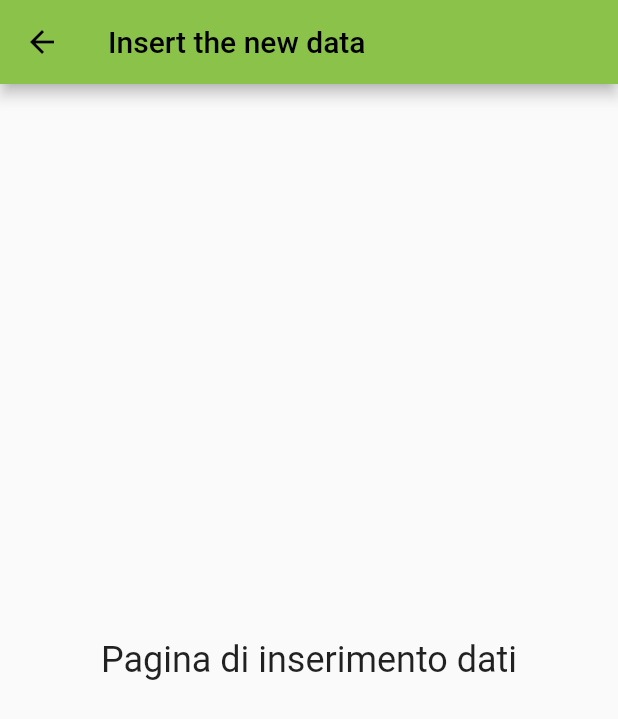
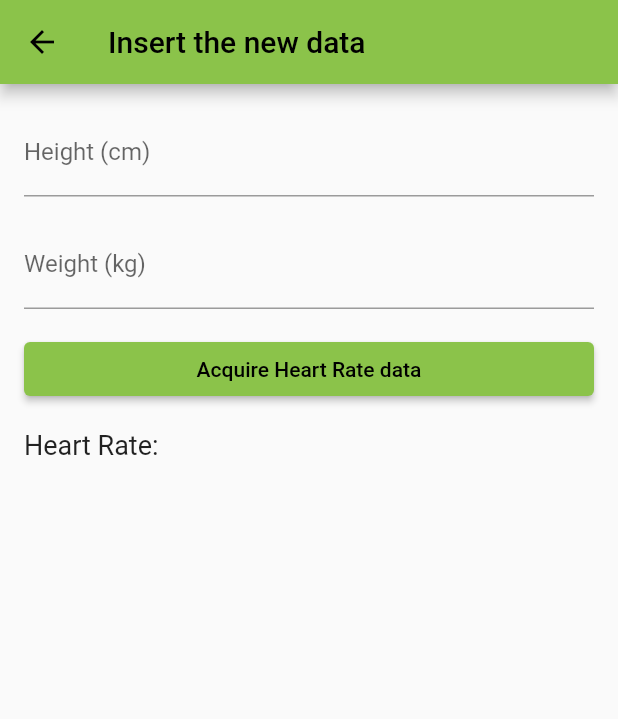
Before and after one commit to saraguida/grow_well, a Flutter app: the NewDataPage screen opened directly, on a phone screen of 412 x 824 dp. Shown: the top 719 px of the screen. Run offline on Flutter 3.47's test engine with Material 2 defaults, Android fonts, the phone set to English and light mode, and no system bars.

Commit message:
[branch_S] Bozza pagina di inserimento nuovi dati

```diff
--- a/grow_well/lib/screens/NewData.dart
+++ b/grow_well/lib/screens/NewData.dart
@@ -1,18 +1,76 @@
 import 'package:flutter/material.dart';
 
-class NewDataPage extends StatelessWidget {
+class NewDataPage extends StatefulWidget {
   const NewDataPage({super.key});
 
+  @override
+  State<NewDataPage> createState() => _NewDataPageState();
+}
+
+class _NewDataPageState extends State<NewDataPage> {
+  TextEditingController _heightController = TextEditingController();
+  TextEditingController _weightController = TextEditingController();
+
+  double _heightValue=0.0;
+  double _weightValue=0.0;
+  String _heartRate = '';
+
+  void _acquireHeartRate() {
+
+    setState(() {
+      _heartRate = 'Acquired heart rate';
+    });
+  }
+
+  @override
+  void dispose() {
+    _heightController.dispose();
+    _weightController.dispose();
+    super.dispose();
+  }
   @override
   Widget build(BuildContext context) {
     return Scaffold(
       appBar: AppBar(
         title: Text('Insert the new data'),
       ),
-      body: const Center(
-        child: Text(
-          'Pagina di inserimento dati',
-          style: TextStyle(fontSize: 24),
+      body: Padding(
+        padding: EdgeInsets.all(16.0),
+        child: Column(
+          crossAxisAlignment: CrossAxisAlignment.stretch,
+          children: [
+              TextFormField(
+                controller: _heightController,
+                keyboardType: TextInputType.number,
+                decoration: InputDecoration(labelText: 'Height (cm)'),
+                onChanged: (value) {
+                  setState(() {
+                    _heightValue = double.tryParse(value) ?? 0.0;
+                  });
+                },
+              ),
+              SizedBox(height: 16.0),
+              TextFormField(
+                controller: _weightController,
+                keyboardType: TextInputType.number,
+                decoration: InputDecoration(labelText: 'Weight (kg)'),
+                onChanged: (value) {
+                  setState(() {
+                    _weightValue = double.tryParse(value)?? 0.0;
+                  });
+                },
+              ),
+              SizedBox(height: 16.0),
+            ElevatedButton(
+              onPressed: _acquireHeartRate,
+              child: Text('Acquire Heart Rate data'),
+            ),
+            SizedBox(height: 16.0),
+            Text(
+              'Heart Rate: $_heartRate',
+              style: TextStyle(fontSize: 18.0),
+            ),
+          ],
         ),
       ),
     );
```
Also changed, not shown: 2 other files.
